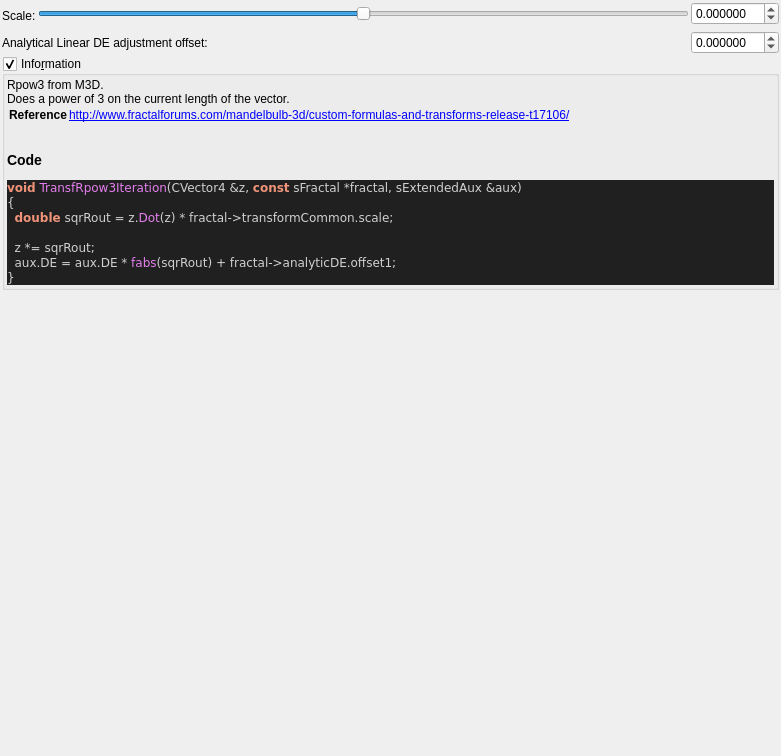
Qt form mandelbulber2/formula/ui/fractal_transf_rpow3.ui (buddhi1980/mandelbulber2) before a commit.
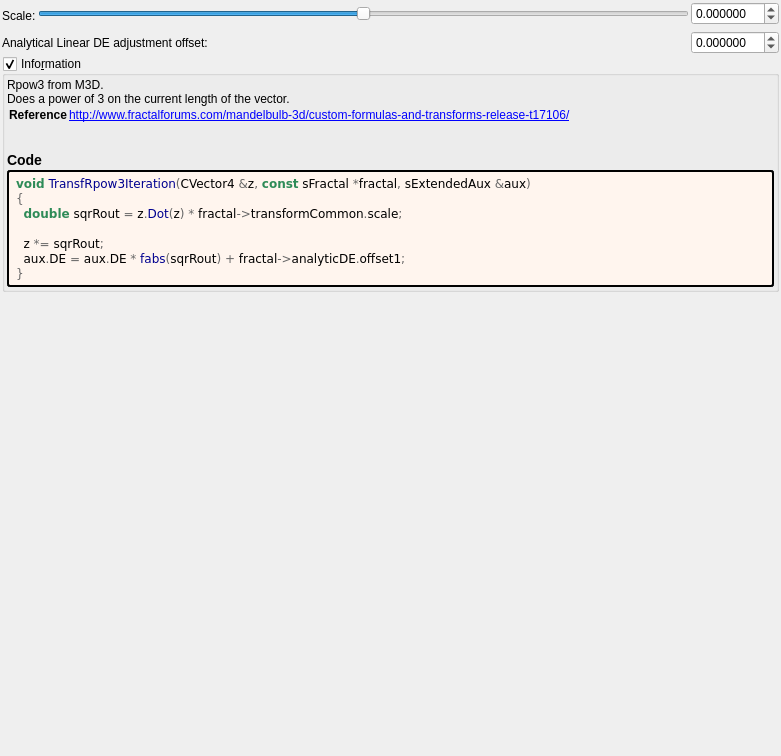
The same form after that commit. Custom widgets are drawn as their Qt base class.

Diff of the .ui file:
```diff
--- a/mandelbulber2/formula/ui/fractal_transf_rpow3.ui
+++ b/mandelbulber2/formula/ui/fractal_transf_rpow3.ui
@@ -159,21 +159,36 @@
        <number>2</number>
       </property>
       <item>
-       <widget class="QLabel" name="label_code_content">
+	   <widget class="QLabel" name="label_information_general">
         <property name="text">
          <string notr="true">&lt;p&gt;Rpow3 from M3D.&lt;br&gt;Does a power of 3 on the current length of the  vector.&lt;/p&gt;&lt;table&gt;
 &lt;tr&gt;&lt;th&gt;Reference&lt;/th&gt;&lt;td&gt;&lt;a href=&quot;http://www.fractalforums.com/mandelbulb-3d/custom-formulas-and-transforms-release-t17106/&quot;&gt;http://www.fractalforums.com/mandelbulb-3d/custom-formulas-and-transforms-release-t17106/&lt;br&gt;
 &lt;/td&gt;&lt;/tr&gt;
 &lt;/table&gt;
-&lt;h3&gt;Code&lt;/h3&gt;
-&lt;body style=&quot;background-color:#202020&quot;&gt;
-&lt;pre style=&quot;color:#d0d0d0; background-color:#202020;  font-family:'Courier New',monospace;&quot;&gt;&lt;span style=&quot;color:#f09479; font-weight:bold&quot;&gt;void&lt;/span&gt; &lt;span style=&quot;color:#e47eed&quot;&gt;TransfRpow3Iteration&lt;/span&gt;&lt;span style=&quot;color:#d0d0d0&quot;&gt;(&lt;/span&gt;CVector4 &lt;span style=&quot;color:#d0d0d0&quot;&gt;&amp;amp;&lt;/span&gt;z&lt;span style=&quot;color:#d0d0d0&quot;&gt;,&lt;/span&gt; &lt;span style=&quot;color:#f09479; font-weight:bold&quot;&gt;const&lt;/span&gt; sFractal &lt;span style=&quot;color:#d0d0d0&quot;&gt;*&lt;/span&gt;fractal&lt;span style=&quot;color:#d0d0d0&quot;&gt;,&lt;/span&gt; sExtendedAux &lt;span style=&quot;color:#d0d0d0&quot;&gt;&amp;amp;&lt;/span&gt;aux&lt;span style=&quot;color:#d0d0d0&quot;&gt;)&lt;/span&gt;
-&lt;span style=&quot;color:#d0d0d0&quot;&gt;{&lt;/span&gt;
-  &lt;span style=&quot;color:#f09479; font-weight:bold&quot;&gt;double&lt;/span&gt; sqrRout &lt;span style=&quot;color:#d0d0d0&quot;&gt;=&lt;/span&gt; z&lt;span style=&quot;color:#d0d0d0&quot;&gt;.&lt;/span&gt;&lt;span style=&quot;color:#e47eed&quot;&gt;Dot&lt;/span&gt;&lt;span style=&quot;color:#d0d0d0&quot;&gt;(&lt;/span&gt;z&lt;span style=&quot;color:#d0d0d0&quot;&gt;) *&lt;/span&gt; fractal&lt;span style=&quot;color:#d0d0d0&quot;&gt;-&amp;gt;&lt;/span&gt;transformCommon&lt;span style=&quot;color:#d0d0d0&quot;&gt;.&lt;/span&gt;scale&lt;span style=&quot;color:#d0d0d0&quot;&gt;;&lt;/span&gt;
+&lt;h3&gt;Code&lt;/h3&gt;</string>
+		</property>
+		<property name="wordWrap">
+		 <bool>true</bool>
+		</property>
+		<property name="openExternalLinks">
+		 <bool>true</bool>
+		</property>
+		<property name="textInteractionFlags">
+		 <set>Qt::LinksAccessibleByMouse|Qt::TextSelectableByMouse</set>
+		</property>
+		</widget>
+	   </item>
+	   <item>
+	    <widget class="QLabel" name="label_code_content">
+		 <property name="text">
+		  <string notr="true">&lt;body style=&quot;background-color:#fff5ee&quot;&gt;
+&lt;pre style=&quot;color:#000000; background-color:#fff5ee;  font-family:'Courier New',monospace;&quot;&gt;&lt;span style=&quot;color:#2e8b57; font-weight:bold&quot;&gt;void&lt;/span&gt; &lt;span style=&quot;color:#00008f&quot;&gt;TransfRpow3Iteration&lt;/span&gt;&lt;span style=&quot;color:#676767&quot;&gt;(&lt;/span&gt;CVector4 &lt;span style=&quot;color:#676767&quot;&gt;&amp;amp;&lt;/span&gt;z&lt;span style=&quot;color:#676767&quot;&gt;,&lt;/span&gt; &lt;span style=&quot;color:#2e8b57; font-weight:bold&quot;&gt;const&lt;/span&gt; sFractal &lt;span style=&quot;color:#676767&quot;&gt;*&lt;/span&gt;fractal&lt;span style=&quot;color:#676767&quot;&gt;,&lt;/span&gt; sExtendedAux &lt;span style=&quot;color:#676767&quot;&gt;&amp;amp;&lt;/span&gt;aux&lt;span style=&quot;color:#676767&quot;&gt;)&lt;/span&gt;
+&lt;span style=&quot;color:#676767&quot;&gt;{&lt;/span&gt;
+  &lt;span style=&quot;color:#2e8b57; font-weight:bold&quot;&gt;double&lt;/span&gt; sqrRout &lt;span style=&quot;color:#676767&quot;&gt;=&lt;/span&gt; z&lt;span style=&quot;color:#676767&quot;&gt;.&lt;/span&gt;&lt;span style=&quot;color:#00008f&quot;&gt;Dot&lt;/span&gt;&lt;span style=&quot;color:#676767&quot;&gt;(&lt;/span&gt;z&lt;span style=&quot;color:#676767&quot;&gt;) *&lt;/span&gt; fractal&lt;span style=&quot;color:#676767&quot;&gt;-&amp;gt;&lt;/span&gt;transformCommon&lt;span style=&quot;color:#676767&quot;&gt;.&lt;/span&gt;scale&lt;span style=&quot;color:#676767&quot;&gt;;&lt;/span&gt;
 
-  z &lt;span style=&quot;color:#d0d0d0&quot;&gt;*=&lt;/span&gt; sqrRout&lt;span style=&quot;color:#d0d0d0&quot;&gt;;&lt;/span&gt;
-  aux&lt;span style=&quot;color:#d0d0d0&quot;&gt;.&lt;/span&gt;DE &lt;span style=&quot;color:#d0d0d0&quot;&gt;=&lt;/span&gt; aux&lt;span style=&quot;color:#d0d0d0&quot;&gt;.&lt;/span&gt;DE &lt;span style=&quot;color:#d0d0d0&quot;&gt;*&lt;/span&gt; &lt;span style=&quot;color:#e47eed&quot;&gt;fabs&lt;/span&gt;&lt;span style=&quot;color:#d0d0d0&quot;&gt;(&lt;/span&gt;sqrRout&lt;span style=&quot;color:#d0d0d0&quot;&gt;) +&lt;/span&gt; fractal&lt;span style=&quot;color:#d0d0d0&quot;&gt;-&amp;gt;&lt;/span&gt;analyticDE&lt;span style=&quot;color:#d0d0d0&quot;&gt;.&lt;/span&gt;offset1&lt;span style=&quot;color:#d0d0d0&quot;&gt;;&lt;/span&gt;
-&lt;span style=&quot;color:#d0d0d0&quot;&gt;}&lt;/span&gt;
+  z &lt;span style=&quot;color:#676767&quot;&gt;*=&lt;/span&gt; sqrRout&lt;span style=&quot;color:#676767&quot;&gt;;&lt;/span&gt;
+  aux&lt;span style=&quot;color:#676767&quot;&gt;.&lt;/span&gt;DE &lt;span style=&quot;color:#676767&quot;&gt;=&lt;/span&gt; aux&lt;span style=&quot;color:#676767&quot;&gt;.&lt;/span&gt;DE &lt;span style=&quot;color:#676767&quot;&gt;*&lt;/span&gt; &lt;span style=&quot;color:#00008f&quot;&gt;fabs&lt;/span&gt;&lt;span style=&quot;color:#676767&quot;&gt;(&lt;/span&gt;sqrRout&lt;span style=&quot;color:#676767&quot;&gt;) +&lt;/span&gt; fractal&lt;span style=&quot;color:#676767&quot;&gt;-&amp;gt;&lt;/span&gt;analyticDE&lt;span style=&quot;color:#676767&quot;&gt;.&lt;/span&gt;offset1&lt;span style=&quot;color:#676767&quot;&gt;;&lt;/span&gt;
+&lt;span style=&quot;color:#676767&quot;&gt;}&lt;/span&gt;
 &lt;/pre&gt;
 &lt;/body&gt;</string>
         </property>
@@ -186,6 +201,9 @@
         <property name="textInteractionFlags">
          <set>Qt::LinksAccessibleByMouse|Qt::TextSelectableByMouse</set>
         </property>
+		 <property name="styleSheet">
+		  <string notr="true">border-style: outset; border-width: 2px; border-radius: 3px; border-color: black; background-color: #fff5ee; padding: 4px;</string>
+		  </property>
        </widget>
       </item>
      </layout>
```
Lines whose indentation alone changed are shown as unchanged.
